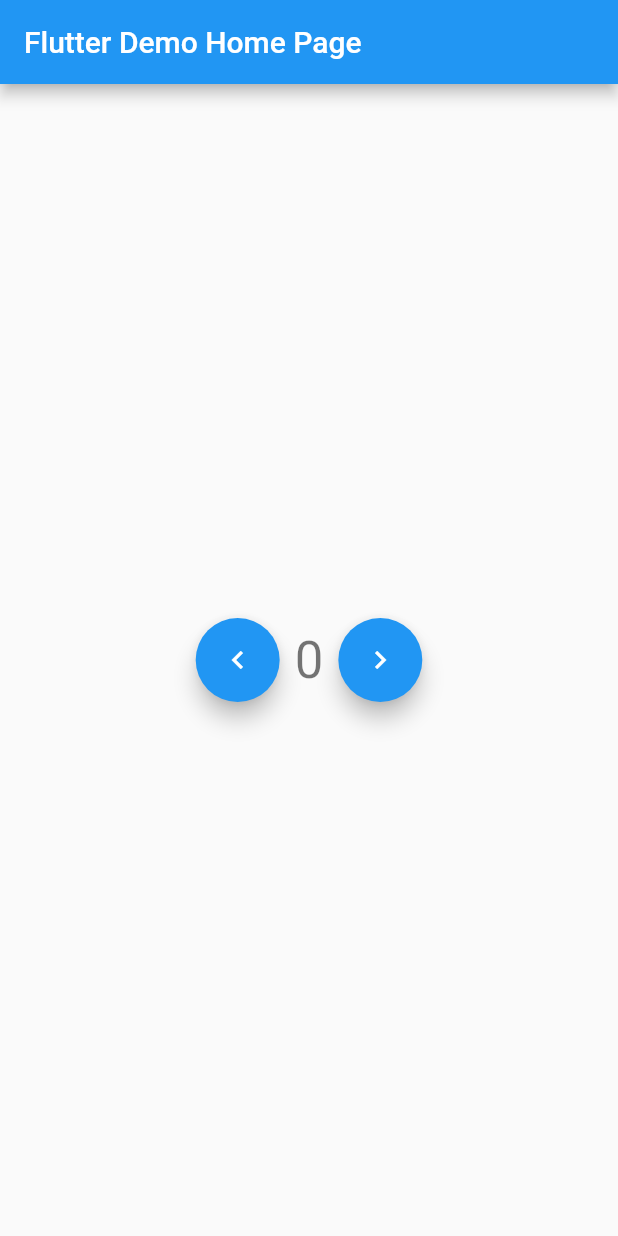
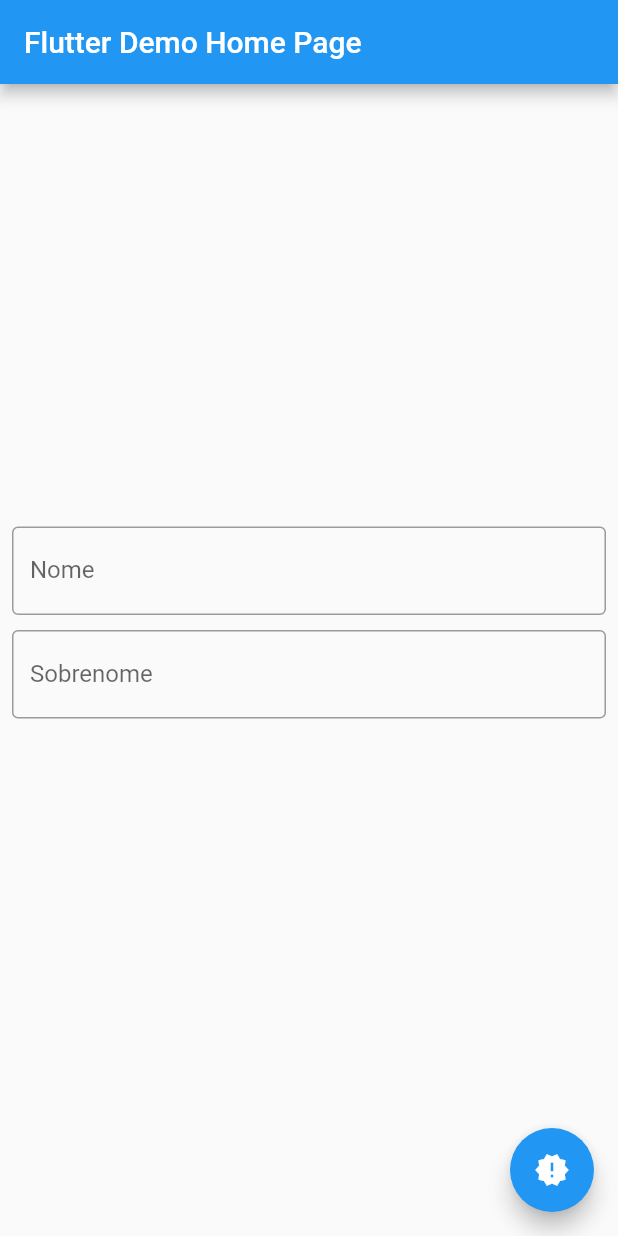
Before and after one commit to FariasGabriela/estudos_mobx, a Flutter app: the screen it shows after launch, on a phone screen of 412 x 824 dp. Run offline on Flutter 3.47's test engine with Material 2 defaults, Android fonts, the phone set to English and light mode, and no system bars; our stand-ins replace flutter_mobx, mobx; generated files the repository leaves out were written again.

```diff
--- a/lib/main.dart
+++ b/lib/main.dart
@@ -1,6 +1,11 @@
-import 'package:estudos_mobx/counter.dart';
+
 import 'package:flutter_mobx/flutter_mobx.dart';
 import 'package:flutter/material.dart';
+
+import 'ListUsers.dart';
+import 'cadastro.dart';
+import 'user.dart';
+
 
 void main() => runApp(MyApp());
 
@@ -23,7 +28,7 @@ class MyHomePage extends StatefulWidget {
 
   final String title;
 
-  final counter = Counter();
+  final user = User();
 
   @override
   _MyHomePageState createState() => _MyHomePageState();
@@ -37,30 +42,45 @@ class _MyHomePageState extends State<MyHomePage> {
       appBar: AppBar(
         title: Text(widget.title),
       ),
-      body: Center(
-        child: Row(
+      body: Padding(
+        padding: EdgeInsets.all(8.0),
+        child: Column(
           mainAxisAlignment: MainAxisAlignment.center,
           children: <Widget>[
-            FloatingActionButton(
-              onPressed: widget.counter.decrement,
-              tooltip: 'Increment',
-              child: Icon(Icons.chevron_left),
+            TextField(
+              decoration: InputDecoration(
+                labelText: 'Nome',
+                border: OutlineInputBorder(),
+              ),
+              onChanged: widget.user.setName,
             ),
-            SizedBox(width: 10),
+            SizedBox(height: 10),
+            TextField(
+              decoration: InputDecoration(
+                labelText: 'Sobrenome',
+                border: OutlineInputBorder(),
+              ),
+              onChanged: widget.user.setSobrenome,
+            ),
+            SizedBox(height: 10),
             Observer(
               builder: (_) => Text(
-                '${widget.counter.value}',
+                '${widget.user.nomeCompleto}',
                 style: Theme.of(context).textTheme.display1,
               ),
             ),
-            SizedBox(width: 10),
-            FloatingActionButton(
-              onPressed: widget.counter.increment,
-              tooltip: 'Increment',
-              child: Icon(Icons.chevron_right),
-            )
           ],
         ),
+      ),
+      floatingActionButton: FloatingActionButton(
+        onPressed: (() =>
+          Navigator.push(
+            context,
+            MaterialPageRoute(builder: (context) => ListUsers())
+          )
+        ),
+        tooltip: 'Button Teste',
+        child: const Icon(Icons.new_releases),
       ),
     );
   }
--- /dev/null
+++ b/lib/user.dart
@@ -0,0 +1,25 @@
+import 'package:mobx/mobx.dart';
+part 'user.g.dart';
+
+class User = _User with _$User;
+
+abstract class _User with Store {
+  @observable
+  String nome = '';
+
+  @observable
+  String sobrenome = '';
+
+  @computed
+  String get nomeCompleto => "$nome $sobrenome";
+
+  @action
+  setName(String nome){
+    this.nome = nome;
+  }
+
+  @action
+  setSobrenome(String sobrenome){
+    this.sobrenome = sobrenome;
+  }
+}
```
Also changed, not shown: lib/ListUsers.dart (added, +56 -0 lines), lib/allUsuarios.dart (added, +19 -0 lines), lib/cadastro.dart (added, +88 -0 lines), lib/usuario.dart (added, +36 -0 lines), lib/allUsuarios.g.dart (added), lib/user.g.dart (added), lib/usuario.g.dart (added).
